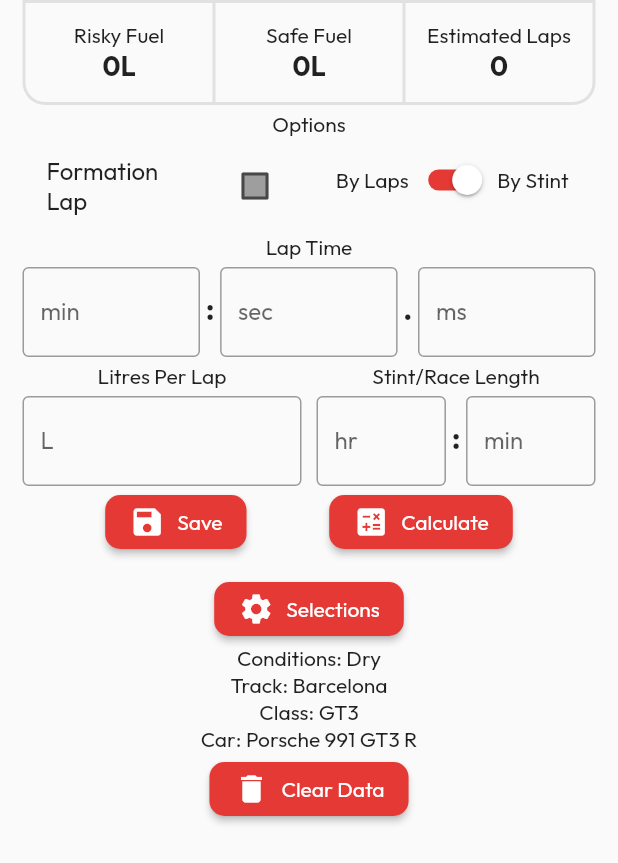
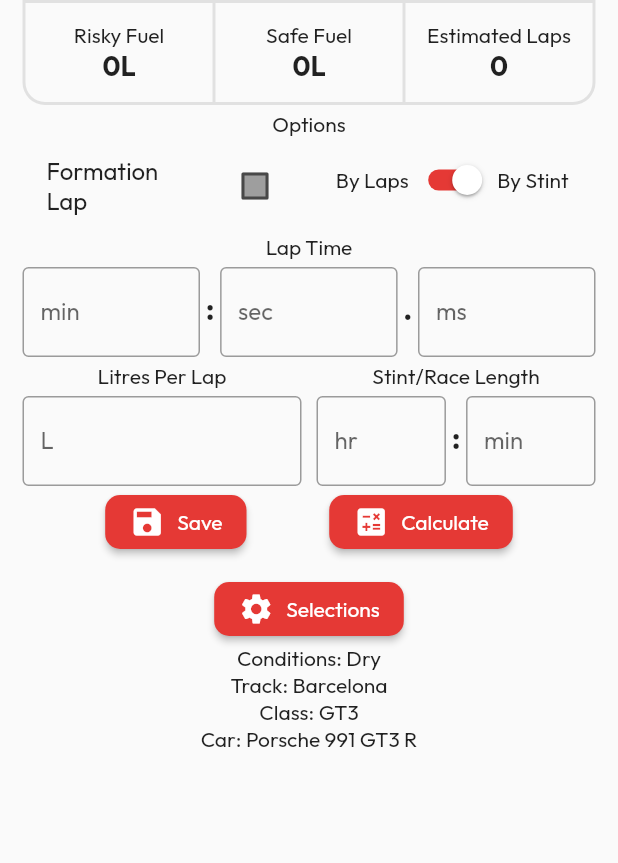
Before and after one commit to IntuitionLabsDevelopment/acc_fuel_app_flutter, a Flutter app: what calculatorScreen() shows on an empty page, opened directly, on a phone screen of 412 x 824 dp. Shown: the top 863 px of the screen. Run offline on Flutter 3.47's test engine with Material 2 defaults, Android fonts, the phone set to English and light mode, and no system bars; our stand-ins replace in_app_review, shared_preferences; accounts and stored records are empty.

Commit message:
Remove clear data button

```diff
--- a/lib/modules/screens/calculator_screen.dart
+++ b/lib/modules/screens/calculator_screen.dart
@@ -15,8 +15,7 @@ Widget calculatorScreen(BuildContext context) {
         children: [
           calculatorOutputDisplay(context),
           const CalculatorForm(),
-          calculatorSelectionsSection(context),
-          clearDataButton()
+          calculatorSelectionsSection(context)
         ],
       ),
     ),
```
